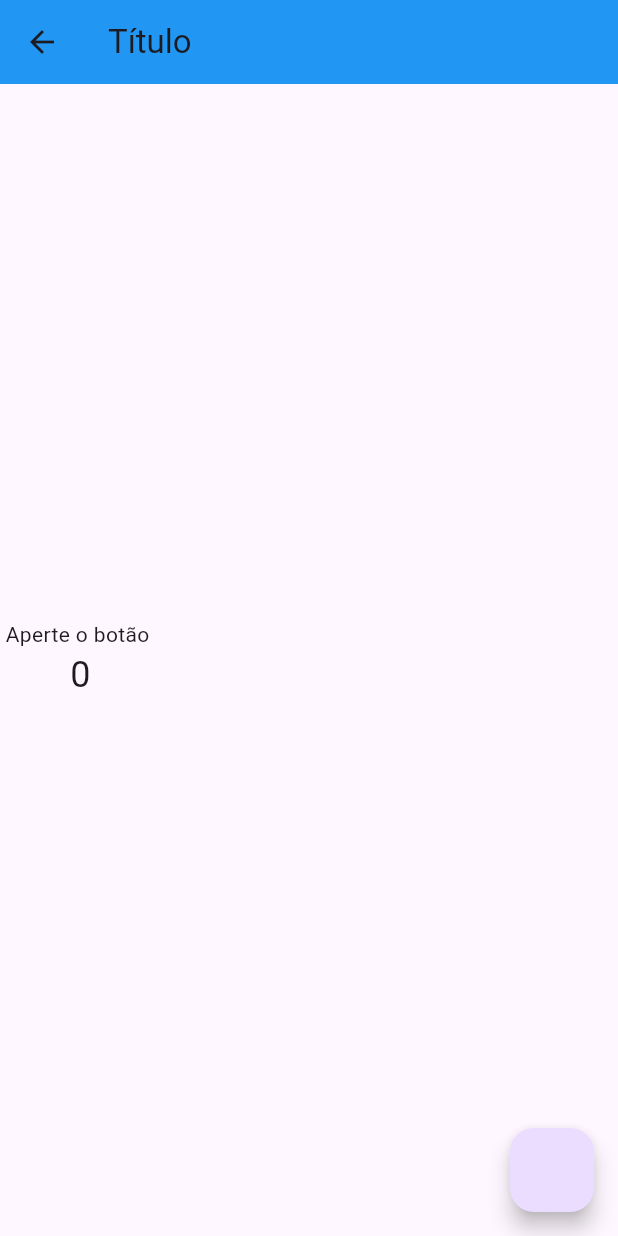
After one commit to EuPhietro/flutter_notas_app, a Flutter app: the GlobalSnackBar screen opened directly, on a phone screen of 412 x 824 dp. The commit adds this screen. Run offline on Flutter 3.47's test engine with Material 3 defaults, Android fonts, the phone set to English and light mode, and no system bars.

Commit message:
Adicionei meus arquivos iniciais

```diff
--- /dev/null
+++ b/lib/_communs/snackbar.dart
@@ -0,0 +1,53 @@
+import 'package:flutter/material.dart';
+
+// Defina uma chave global para o ScaffoldMessenger
+final GlobalKey<ScaffoldMessengerState> scaffoldMessengerKey =
+    GlobalKey<ScaffoldMessengerState>();
+
+class GlobalSnackBar extends StatefulWidget {
+  @override
+  State<GlobalSnackBar> createState() => _GlobalSnackBarState();
+}
+
+class _GlobalSnackBarState extends State<GlobalSnackBar> {
+  int _incrementCounter = 0;
+  void showGlobalSnackBar(String message) {
+    scaffoldMessengerKey.currentState?.showSnackBar(
+      SnackBar(
+        content: Text(message),
+      ),
+    );
+  }
+
+  @override
+  Widget build(BuildContext context) {
+    return ScaffoldMessenger(
+      key: scaffoldMessengerKey,
+      child: Scaffold(
+        appBar: AppBar(
+          title: const Text('Título'),
+          backgroundColor: Colors.blue,
+        ),
+        body: Column(
+          mainAxisAlignment: MainAxisAlignment.center,
+          children: [
+            const Text(" Aperte o botão  "),
+            Text("$_incrementCounter", style: const TextStyle(fontSize: 24),),
+          ],
+        ),
+        floatingActionButton: FloatingActionButton(
+          onPressed: () {
+            setState(
+              () {
+                _incrementCounter++;
+              },
+            );
+            showGlobalSnackBar("Você apertou o botão");
+          },
+        ),
+      ),
+    );
+  }
+}
+
+// Função para mostrar o SnackBar globalmente
--- /dev/null
+++ b/lib/data/task_inherited.dart
@@ -0,0 +1,50 @@
+import 'package:flutter/material.dart';
+import 'package:my_app_flutter/imports.dart/task.dart';
+
+class TaskInherited extends InheritedWidget {
+  TaskInherited({super.key, required this.child}) : super(child: child);
+
+  final Widget child;
+
+  static TaskInherited? of(BuildContext context) {
+    return context.dependOnInheritedWidgetOfExactType<TaskInherited>();
+  }
+
+ final List<Tasks> listTask = [
+    Tasks(
+      nome: 'Aprender flutter',
+      foto: 'https://pbs.twimg.com/media/Eu7m692XIAEvxxP?format=png&name=large',
+      dificuldade: 0,
+    ),
+    Tasks(
+      nome: 'Aprender flutter',
+      foto: 'https://pbs.twimg.com/media/Eu7m692XIAEvxxP?format=png&name=large',
+      dificuldade: 1,
+    ),
+    Tasks(
+      nome: 'Aprender flutter',
+      foto: 'https://pbs.twimg.com/media/Eu7m692XIAEvxxP?format=png&name=large',
+      dificuldade: 10,
+    ),
+    Tasks(
+      nome: 'Aprender flutter',
+      foto: 'https://pbs.twimg.com/media/Eu7m692XIAEvxxP?format=png&name=large',
+      dificuldade: 3,
+    ),
+  ];
+
+   newTask({
+    required String name,
+    required String url,
+    required int difficulty,
+  }) {
+    listTask.add(
+      Tasks(nome: name, foto: url, dificuldade: difficulty),
+    );
+  }
+
+  @override
+  bool updateShouldNotify(TaskInherited oldWidget) {
+    return oldWidget.listTask.length != listTask.length;
+  }
+}
--- a/lib/imports.dart/difficulty.dart
+++ b/lib/imports.dart/difficulty.dart
@@ -1,5 +1,5 @@
 import 'package:flutter/material.dart';
-import 'tela_1.dart';
+import 'task.dart';
 
 class Difficulty extends StatefulWidget {
   final int difficultyLevel;
```
Also changed, not shown: lib/main.dart (+8 -5 lines), lib/telas/form_screean.dart (+63 -13 lines), lib/telas/initial_scream.dart (+19 -45 lines), lib/telas/tela_de_formulario.dart (deleted, +0 -166 lines), lib/imports.dart/task.dart (line endings or trailing spaces), 1 other file.
